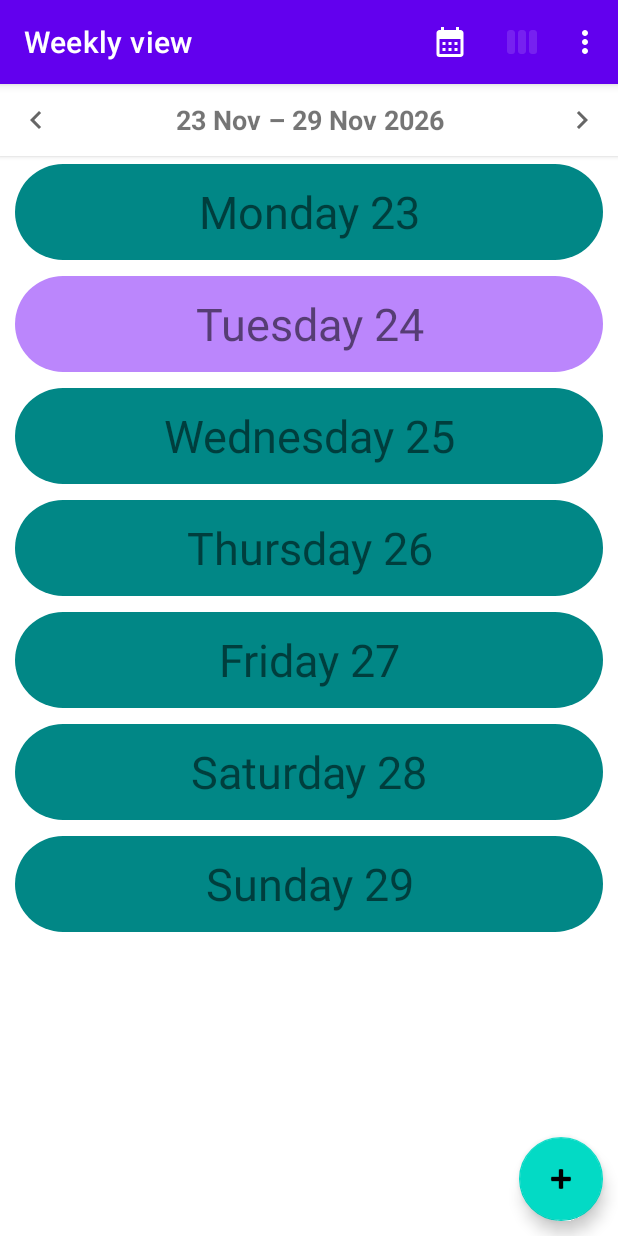
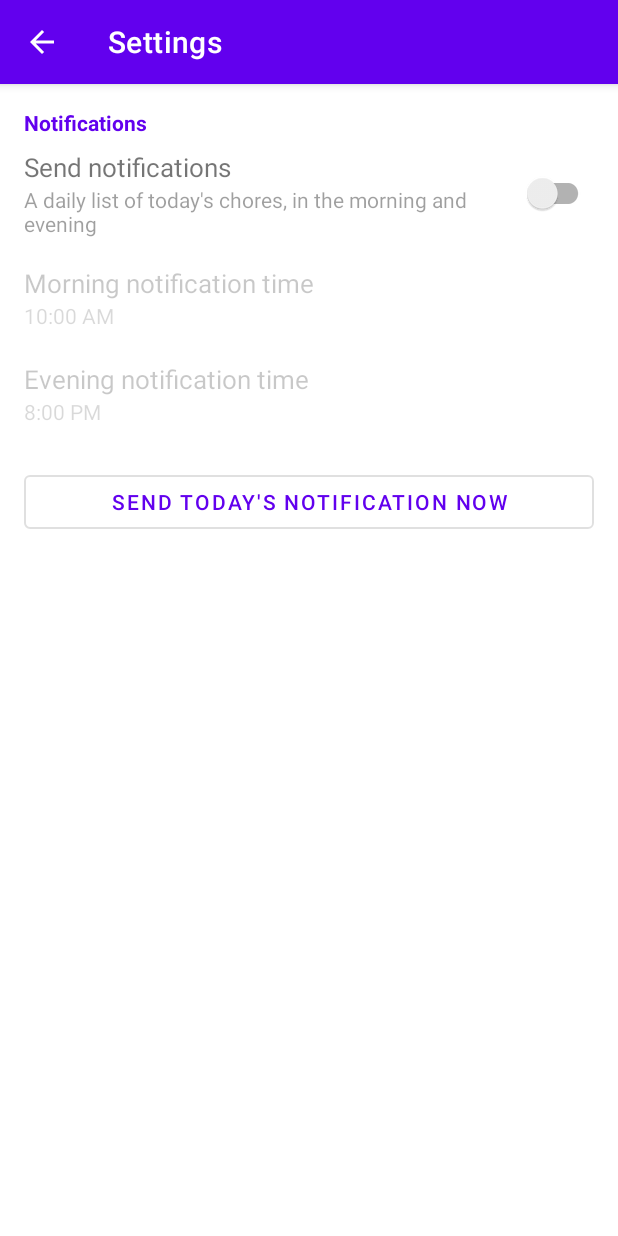
Before and after one commit to zamixn/ChoresRPG, an Android app: the screen it shows after launch (MainActivity before the commit, SettingsActivity after it), in the options menu, after a tap on "Settings", on a phone screen of 412 x 824 dp. Run offline under Robolectric (Android 15) with nearby library versions, the phone set to English and light mode, and no system bars; our stand-ins replace navigation-ui.

Commit message:
settings, chore reminder notification

```diff
--- a/app/src/main/java/com/zsoftware/choresrpg/MainActivity.java
+++ b/app/src/main/java/com/zsoftware/choresrpg/MainActivity.java
@@ -18,6 +18,8 @@ import androidx.navigation.ui.AppBarConfiguration;
 import androidx.navigation.ui.NavigationUI;
 
 import com.zsoftware.choresrpg.choreicon.ChoreIconDictionary;
+import com.zsoftware.choresrpg.reminders.ChoreReminders;
+import com.zsoftware.choresrpg.settings.SettingsActivity;
 import com.zsoftware.choresrpg.databinding.ActivityMainBinding;
 
 import android.view.Menu;
@@ -36,6 +38,8 @@ public class MainActivity extends AppCompatActivity {
         super.onCreate(savedInstanceState);
         SaveData.Initialize(this);
         ChoreIconDictionary.Initialize(this);
+        // Make sure the daily notification alarms are set (they are lost e.g. when the app is force-stopped).
+        ChoreReminders.Schedule(this);
 
         binding = ActivityMainBinding.inflate(getLayoutInflater());
         setContentView(binding.getRoot());
@@ -73,6 +77,7 @@ public class MainActivity extends AppCompatActivity {
 
         //noinspection SimplifiableIfStatement
         if (id == R.id.action_settings) {
+            startActivity(new Intent(this, SettingsActivity.class));
             return true;
         }
 
--- a/app/src/main/java/com/zsoftware/choresrpg/MonthActivity.java
+++ b/app/src/main/java/com/zsoftware/choresrpg/MonthActivity.java
@@ -21,6 +21,7 @@ import androidx.appcompat.app.AppCompatActivity;
 import androidx.core.content.ContextCompat;
 
 import com.zsoftware.choresrpg.choreicon.ChoreIconDictionary;
+import com.zsoftware.choresrpg.settings.SettingsActivity;
 import com.zsoftware.choresrpg.choreicon.ChoreIconEnum;
 import com.zsoftware.choresrpg.databinding.ActivityMonthBinding;
 import com.zsoftware.choresrpg.databinding.CalendarDayCellBinding;
@@ -133,6 +134,7 @@ public class MonthActivity extends AppCompatActivity {
         }
 
         if (id == R.id.action_settings) {
+            startActivity(new Intent(this, SettingsActivity.class));
             return true;
         }
 
--- a/app/src/main/java/com/zsoftware/choresrpg/SaveData.java
+++ b/app/src/main/java/com/zsoftware/choresrpg/SaveData.java
@@ -2,7 +2,7 @@ package com.zsoftware.choresrpg;
 
 import static android.content.Context.MODE_PRIVATE;
 
-import android.app.Activity;
+import android.content.Context;
 import android.app.Application;
 import android.content.SharedPreferences;
 import android.util.Log;
@@ -25,7 +25,7 @@ public class SaveData {
     // preferences file named after that activity. Open that same file by name so every activity
     // (MainActivity, MonthActivity) reads and writes the same chore list.
     private static final String PreferencesFileName = "MainActivity";
-    public static void Initialize(Activity context)
+    public static void Initialize(Context context)
     {
         _Instance = new SaveData();
         _Instance.SharedPreferences = context.getSharedPreferences(PreferencesFileName, MODE_PRIVATE);
--- /dev/null
+++ b/app/src/main/java/com/zsoftware/choresrpg/reminders/ReminderAlarmReceiver.java
@@ -0,0 +1,31 @@
+package com.zsoftware.choresrpg.reminders;
+
+import android.app.PendingIntent;
+import android.content.BroadcastReceiver;
+import android.content.Context;
+import android.content.Intent;
+
+import com.zsoftware.choresrpg.settings.AppSettings;
+
+// Woken by the morning / evening alarm: shows today's chore notification and sets the next alarm.
+public class ReminderAlarmReceiver extends BroadcastReceiver {
+
+    private static final String ExtraKind = "Kind";
+
+    // The alarm for one notification (ChoreReminders.Morning or Evening); one per kind, so they don't replace each other.
+    public static PendingIntent CreatePendingIntent(Context context, int kind)
+    {
+        Intent intent = new Intent(context, ReminderAlarmReceiver.class);
+        intent.putExtra(ExtraKind, kind);
+        return PendingIntent.getBroadcast(context, kind, intent, PendingIntent.FLAG_UPDATE_CURRENT | PendingIntent.FLAG_IMMUTABLE);
+    }
+
+    @Override
+    public void onReceive(Context context, Intent intent) {
+        AppSettings.Initialize(context);
+        if (AppSettings.Instance().AreNotificationsEnabled())
+            ChoreReminders.ShowTodayNotification(context, intent.getIntExtra(ExtraKind, ChoreReminders.Morning));
+        // Alarms fire once; set tomorrow's.
+        ChoreReminders.Schedule(context);
+    }
+}
--- /dev/null
+++ b/app/src/main/java/com/zsoftware/choresrpg/settings/AppSettings.java
@@ -0,0 +1,56 @@
+package com.zsoftware.choresrpg.settings;
+
+import static android.content.Context.MODE_PRIVATE;
+
+import android.content.Context;
+import android.content.SharedPreferences;
+import android.util.Log;
+
+// The user's settings. Saved in their own preferences file ("Settings"), separate from the chores
+// (SaveData). Times are stored as minutes after midnight, local time.
+public class AppSettings {
+    private static String LOGTAG = "AppSettings";
+    private static AppSettings _Instance;
+    public static AppSettings Instance()
+    {
+        if (_Instance == null)
+            Log.e(LOGTAG, "Instance: is null");
+        return _Instance;
+    }
+    // Safe to call from every screen and from the notification alarms.
+    public static void Initialize(Context context)
+    {
+        if (_Instance == null)
+        {
+            _Instance = new AppSettings();
+            _Instance.SharedPreferences = context.getApplicationContext().getSharedPreferences(SettingsFileName, MODE_PRIVATE);
+        }
+    }
+
+    private static final String SettingsFileName = "Settings";
+    private static final String NotificationsEnabledKey = "NotificationsEnabled";
+    private static final String MorningTimeKey = "MorningNotificationTime";
+    private static final String EveningTimeKey = "EveningNotificationTime";
+
+    public static final int DefaultMorningTime = 10 * 60;   // 10:00
+    public static final int DefaultEveningTime = 20 * 60;   // 20:00
+
+    private SharedPreferences SharedPreferences;
+
+    // Send the daily chore notifications. Off by default.
+    public boolean AreNotificationsEnabled() { return SharedPreferences.getBoolean(NotificationsEnabledKey, false); }
+    public void SetNotificationsEnabled(boolean enabled) { Save(SharedPreferences.edit().putBoolean(NotificationsEnabledKey, enabled)); }
+
+    // Morning notification time, in minutes after midnight.
+    public int GetMorningTime() { return SharedPreferences.getInt(MorningTimeKey, DefaultMorningTime); }
+    public void SetMorningTime(int minutes) { Save(SharedPreferences.edit().putInt(MorningTimeKey, minutes)); }
+
+    // Evening (nightly) notification time, in minutes after midnight.
+    public int GetEveningTime() { return SharedPreferences.getInt(EveningTimeKey, DefaultEveningTime); }
+    public void SetEveningTime(int minutes) { Save(SharedPreferences.edit().putInt(EveningTimeKey, minutes)); }
+
+    private void Save(SharedPreferences.Editor editor)
+    {
+        editor.commit();
+    }
+}
--- /dev/null
+++ b/app/src/main/java/com/zsoftware/choresrpg/settings/SettingsActivity.java
@@ -0,0 +1,161 @@
+package com.zsoftware.choresrpg.settings;
+
+import android.Manifest;
+import android.app.TimePickerDialog;
+import android.graphics.Color;
+import android.os.Build;
+import android.os.Bundle;
+import android.text.format.DateFormat;
+import android.widget.CompoundButton;
+
+import androidx.activity.EdgeToEdge;
+import androidx.activity.SystemBarStyle;
+import androidx.activity.result.ActivityResultLauncher;
+import androidx.activity.result.contract.ActivityResultContracts;
+import androidx.appcompat.app.AppCompatActivity;
+
+import com.zsoftware.choresrpg.R;
+import com.zsoftware.choresrpg.SaveData;
+import com.zsoftware.choresrpg.ScreenSetup;
+import com.zsoftware.choresrpg.ShortToast;
+import com.zsoftware.choresrpg.databinding.ActivitySettingsBinding;
+import com.zsoftware.choresrpg.reminders.ChoreReminders;
+
+import java.util.Calendar;
+
+// Settings: daily chore notifications on/off and the morning / evening times they are sent at.
+// Opened from the ⋮ menu of the week and month views.
+public class SettingsActivity extends AppCompatActivity {
+
+    private ActivitySettingsBinding binding;
+    private AppSettings Settings;
+
+    // Android 13+: asks for the notification permission when the user turns notifications on.
+    private final ActivityResultLauncher<String> NotificationPermissionRequest =
+            registerForActivityResult(new ActivityResultContracts.RequestPermission(), granted -> {
+                if (granted)
+                    SetNotificationsEnabled(true);
+                else
+                {
+                    ShortToast.Show(this, R.string.notifications_blocked);
+                    ShowSettings();
+                }
+            });
+
+    @Override
+    protected void onCreate(Bundle savedInstanceState) {
+        EdgeToEdge.enable(this, SystemBarStyle.dark(Color.TRANSPARENT));
+        super.onCreate(savedInstanceState);
+        SaveData.Initialize(this);
+        AppSettings.Initialize(this);
+        Settings = AppSettings.Instance();
+
+        binding = ActivitySettingsBinding.inflate(getLayoutInflater());
+        setContentView(binding.getRoot());
+        ScreenSetup.ApplySafeAreaInsets(binding.appBar, binding.contentSettings);
+
+        setSupportActionBar(binding.toolbar);
+        if (getSupportActionBar() != null)
+            getSupportActionBar().setDisplayHomeAsUpEnabled(true);
+
+        binding.notificationsRow.setOnClickListener(view -> binding.notificationsSwitch.toggle());
+        binding.morningTimeRow.setOnClickListener(view -> ShowTimePicker(true));
+        binding.eveningTimeRow.setOnClickListener(view -> ShowTimePicker(false));
+        binding.testNotificationButton.setOnClickListener(view -> SendTestNotification());
+    }
+
+    @Override
+    protected void onResume() {
+        super.onResume();
+        ShowSettings();
+    }
+
+    @Override
+    public boolean onSupportNavigateUp() {
+        finish();
+        return true;
+    }
+
+    private void ShowSettings()
+    {
+        // Notifications count as on only while Android still allows them.
+        boolean enabled = Settings.AreNotificationsEnabled() && ChoreReminders.CanPostNotifications(this);
+        binding.notificationsSwitch.setOnCheckedChangeListener(null);
+        binding.notificationsSwitch.setChecked(enabled);
+        binding.notificationsSwitch.setOnCheckedChangeListener(new CompoundButton.OnCheckedChangeListener() {
+            @Override
+            public void onCheckedChanged(CompoundButton button, boolean isChecked) {
+                OnNotificationsSwitched(isChecked);
+            }
+        });
+
+        binding.morningTimeValue.setText(FormatTime(Settings.GetMorningTime()));
+        binding.eveningTimeValue.setText(FormatTime(Settings.GetEveningTime()));
+        // The times only matter while notifications are on.
+        float timesAlpha = enabled ? 1f : 0.4f;
+        binding.morningTimeRow.setAlpha(timesAlpha);
+        binding.eveningTimeRow.setAlpha(timesAlpha);
+    }
+
+    private void OnNotificationsSwitched(boolean isChecked)
+    {
+        if (isChecked && !ChoreReminders.CanPostNotifications(this)
+                && Build.VERSION.SDK_INT >= Build.VERSION_CODES.TIRAMISU)
+        {
+            NotificationPermissionRequest.launch(Manifest.permission.POST_NOTIFICATIONS);
+            return;
+        }
+        if (isChecked && !ChoreReminders.CanPostNotifications(this))
+        {
+            // Turned off for this app in Android's settings (before Android 13 there is no request).
+            ShortToast.Show(this, R.string.notifications_blocked);
+            ShowSettings();
+            return;
+        }
+        SetNotificationsEnabled(isChecked);
+    }
+
+    private void SetNotificationsEnabled(boolean enabled)
+    {
+        Settings.SetNotificationsEnabled(enabled);
+        ChoreReminders.Schedule(this);
+        ShowSettings();
+    }
+
+    private void ShowTimePicker(boolean morning)
+    {
+        int minutes = morning ? Settings.GetMorningTime() : Settings.GetEveningTime();
+        new TimePickerDialog(this, (picker, hour, minute) -> {
+            int picked = hour * 60 + minute;
+            if (morning)
+                Settings.SetMorningTime(picked);
+            else
+                Settings.SetEveningTime(picked);
+            ChoreReminders.Schedule(this);
+            ShowSettings();
+        }, minutes / 60, minutes % 60, DateFormat.is24HourFormat(this)).show();
+    }
+
+    // Shows today's notification right away, to check how it looks.
+    private void SendTestNotification()
+    {
+        if (!ChoreReminders.CanPostNotifications(this))
+        {
+            if (Build.VERSION.SDK_INT >= Build.VERSION_CODES.TIRAMISU)
+                NotificationPermissionRequest.launch(Manifest.permission.POST_NOTIFICATIONS);
+            else
+                ShortToast.Show(this, R.string.notifications_blocked);
+            return;
+        }
+        ChoreReminders.ShowTodayNotification(this, ChoreReminders.Morning);
+    }
+
+    // e.g. "10:00" or "10:00 AM", following the phone's 24-hour setting.
+    private String FormatTime(int minutesAfterMidnight)
+    {
+        Calendar time = Calendar.getInstance();
+        time.set(Calendar.HOUR_OF_DAY, minutesAfterMidnight / 60);
+        time.set(Calendar.MINUTE, minutesAfterMidnight % 60);
+        return DateFormat.getTimeFormat(this).format(time.getTime());
+    }
+}
--- /dev/null
+++ b/app/src/main/res/layout/activity_settings.xml
@@ -0,0 +1,114 @@
+<?xml version="1.0" encoding="utf-8"?>
+<androidx.coordinatorlayout.widget.CoordinatorLayout xmlns:android="http://schemas.android.com/apk/res/android"
+    xmlns:app="http://schemas.android.com/apk/res-auto"
+    xmlns:tools="http://schemas.android.com/tools"
+    android:layout_width="match_parent"
+    android:layout_height="match_parent"
+    tools:context=".settings.SettingsActivity">
+
+    <com.google.android.material.appbar.AppBarLayout
+        android:id="@+id/app_bar"
+        android:layout_width="match_parent"
+        android:layout_height="wrap_content"
+        android:background="?attr/colorPrimaryVariant"
+        android:theme="@style/Theme.ChoresRPG.AppBarOverlay">
+
+        <androidx.appcompat.widget.Toolbar
+            android:id="@+id/toolbar"
+            android:layout_width="match_parent"
+            android:layout_height="?attr/actionBarSize"
+            android:background="?attr/colorPrimary"
+            app:popupTheme="@style/Theme.ChoresRPG.PopupOverlay" />
+
+    </com.google.android.material.appbar.AppBarLayout>
+
+    <androidx.core.widget.NestedScrollView
+        android:id="@+id/content_settings"
+        android:layout_width="match_parent"
+        android:layout_height="match_parent"
+        app:layout_behavior="@string/appbar_scrolling_view_behavior">
+
+        <LinearLayout
+            android:layout_width="match_parent"
+            android:layout_height="wrap_content"
+            android:orientation="vertical"
+            android:paddingTop="@dimen/settings_padding"
+            android:paddingBottom="@dimen/settings_padding">
+
+            <TextView
+                style="@style/SettingsSectionHeader"
+                android:text="@string/settings_notifications_header" />
+
+            <!-- Send notifications -->
+            <LinearLayout
+                android:id="@+id/notifications_row"
+                style="@style/SettingsRow">
+
+                <LinearLayout style="@style/SettingsRowText">
+
+                    <TextView
+                        style="@style/SettingsRowTitle"
+                        android:text="@string/settings_send_notifications" />
+
+                    <TextView
+                        style="@style/SettingsRowSummary"
+                        android:text="@string/settings_send_notifications_summary" />
+                </LinearLayout>
+
+                <androidx.appcompat.widget.SwitchCompat
+                    android:id="@+id/notifications_switch"
+                    android:layout_width="wrap_content"
+                    android:layout_height="wrap_content" />
+            </LinearLayout>
+
+            <!-- Morning time -->
+            <LinearLayout
+                android:id="@+id/morning_time_row"
+                style="@style/SettingsRow">
+
+                <LinearLayout style="@style/SettingsRowText">
+
+                    <TextView
+                        style="@style/SettingsRowTitle"
+                        android:text="@string/settings_morning_time" />
+
+                    <TextView
+                        android:id="@+id/morning_time_value"
+                        style="@style/SettingsRowSummary"
+                        tools:text="10:00" />
+                </LinearLayout>
+            </LinearLayout>
+
+            <!-- Evening time -->
+            <LinearLayout
+                android:id="@+id/evening_time_row"
+                style="@style/SettingsRow">
+
+                <LinearLayout style="@style/SettingsRowText">
+
+                    <TextView
+                        style="@style/SettingsRowTitle"
+                        android:text="@string/settings_evening_time" />
+
+                    <TextView
+                        android:id="@+id/evening_time_value"
+                        style="@style/SettingsRowSummary"
+                        tools:text="20:00" />
+                </LinearLayout>
+            </LinearLayout>
+
+            <com.google.android.material.button.MaterialButton
+                android:id="@+id/test_notification_button"
+                style="@style/Widget.MaterialComponents.Button.OutlinedButton"
+                android:layout_width="match_parent"
+                android:layout_height="wrap_content"
+                android:layout_marginStart="@dimen/chore_view_padding"
+                android:layout_marginTop="@dimen/chore_view_section_spacing"
+                android:layout_marginEnd="@dimen/chore_view_padding"
+                android:text="@string/settings_test_notification" />
+
+        </LinearLayout>
+
+    </androidx.core.widget.NestedScrollView>
+
+</androidx.coordinatorlayout.widget.CoordinatorLayout>
--- a/app/src/main/res/values/dimens.xml
+++ b/app/src/main/res/values/dimens.xml
@@ -24,6 +24,9 @@
     <dimen name="chore_completed_check_margin">12dp</dimen>
     <dimen name="chore_view_buttons_spacing">32dp</dimen>
     <dimen name="history_item_padding">10dp</dimen>
+    <dimen name="settings_padding">8dp</dimen>
+    <dimen name="settings_row_min_height">64dp</dimen>
+    <dimen name="settings_title_text_size">17sp</dimen>
     <dimen name="history_date_text_size">17sp</dimen>
     <dimen name="dialog_content_padding">24dp</dimen>
     <dimen name="icon_picker_column_width">64dp</dimen>
--- a/app/src/main/res/values/strings.xml
+++ b/app/src/main/res/values/strings.xml
@@ -59,6 +59,20 @@
     <string name="chore_deleted">Chore deleted</string>
     <string name="chore_not_found">This chore no longer exists</string>
     <string name="view_history">View history</string>
+    <string name="settings_notifications_header">Notifications</string>
+    <string name="settings_send_notifications">Send notifications</string>
+    <string name="settings_send_notifications_summary">A daily list of today\'s chores, in the morning and evening</string>
+    <string name="settings_morning_time">Morning notification time</string>
+    <string name="settings_evening_time">Evening notification time</string>
+    <string name="settings_test_notification">Send today\'s notification now</string>
+    <string name="notifications_blocked">Notifications are blocked for ChoresRPG in Android\'s settings</string>
+    <string name="reminder_channel_name">Daily chores</string>
+    <string name="reminder_channel_description">Morning and evening list of today\'s chores</string>
+    <string name="reminder_title_morning">Today\'s chores</string>
+    <string name="reminder_title_evening">Evening chore check</string>
+    <string name="reminder_summary">%1$d of %2$d done</string>
+    <string name="reminder_line_todo">⬜ %1$s</string>
+    <string name="reminder_line_done">✅ %1$s</string>
     <string name="chore_history">Chore history</string>
     <string name="no_completions">Not completed yet</string>
     <plurals name="completed_times">
--- a/app/src/main/res/values/styles.xml
+++ b/app/src/main/res/values/styles.xml
@@ -28,4 +28,47 @@
         <item name="android:background">?attr/selectableItemBackgroundBorderless</item>
         <item name="android:src">@drawable/ic_edit</item>
     </style>
+
+    <!-- Settings screen rows. -->
+    <style name="SettingsSectionHeader">
+        <item name="android:layout_width">match_parent</item>
+        <item name="android:layout_height">wrap_content</item>
+        <item name="android:paddingStart">@dimen/chore_view_padding</item>
+        <item name="android:paddingEnd">@dimen/chore_view_padding</item>
+        <item name="android:paddingTop">@dimen/settings_padding</item>
+        <item name="android:textColor">?attr/colorPrimary</item>
+        <item name="android:textStyle">bold</item>
+    </style>
+
+    <style name="SettingsRow">
+        <item name="android:layout_width">match_parent</item>
+        <item name="android:layout_height">wrap_content</item>
+        <item name="android:minHeight">@dimen/settings_row_min_height</item>
+        <item name="android:background">?attr/selectableItemBackground</item>
+        <item name="android:gravity">center_vertical</item>
+        <item name="android:orientation">horizontal</item>
+        <item name="android:paddingStart">@dimen/chore_view_padding</item>
+        <item name="android:paddingEnd">@dimen/chore_view_padding</item>
+    </style>
+
+    <style name="SettingsRowText">
+        <item name="android:layout_width">0dp</item>
+        <item name="android:layout_height">wrap_content</item>
+        <item name="android:layout_weight">1</item>
+        <item name="android:orientation">vertical</item>
+        <item name="android:paddingTop">@dimen/settings_padding</item>
+        <item name="android:paddingBottom">@dimen/settings_padding</item>
+    </style>
+
+    <style name="SettingsRowTitle">
+        <item name="android:layout_width">match_parent</item>
+        <item name="android:layout_height">wrap_content</item>
+        <item name="android:textSize">@dimen/settings_title_text_size</item>
+    </style>
+
+    <style name="SettingsRowSummary">
+        <item name="android:layout_width">match_parent</item>
+        <item name="android:layout_height">wrap_content</item>
+        <item name="android:alpha">0.7</item>
+    </style>
 </resources>
```
Also changed, not shown: app/src/main/AndroidManifest.xml (+24 -0 lines), app/src/main/java/com/zsoftware/choresrpg/reminders/ChoreReminders.java (added, +180 -0 lines), app/src/main/java/com/zsoftware/choresrpg/reminders/ReminderRescheduleReceiver.java (added, +20 -0 lines), 1 other file.
